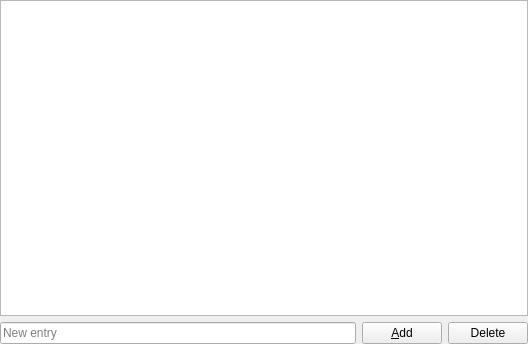
Qt form analyzer/schemaeditor/schemaeditwidget.ui (KDE/kuserfeedback) before a commit.
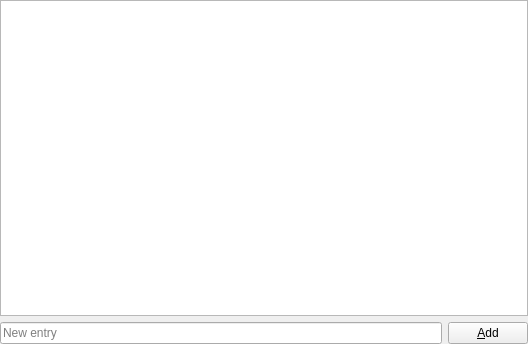
The same form after that commit. Icons and pictures are not drawn.

Commit message: Adapt schema element/entry deletion to the two-level hierarchy

Diff of the .ui file:
```diff
--- a/analyzer/schemaeditor/schemaeditwidget.ui
+++ b/analyzer/schemaeditor/schemaeditwidget.ui
@@ -46,13 +46,6 @@
        </property>
       </widget>
      </item>
-     <item>
-      <widget class="QPushButton" name="deleteEntryButton">
-       <property name="text">
-        <string>Delete</string>
-       </property>
-      </widget>
-     </item>
     </layout>
    </item>
   </layout>
```
Left out of the diff: 14 changed lines with no effect on the pictures. The commit also changes 3 other files.
